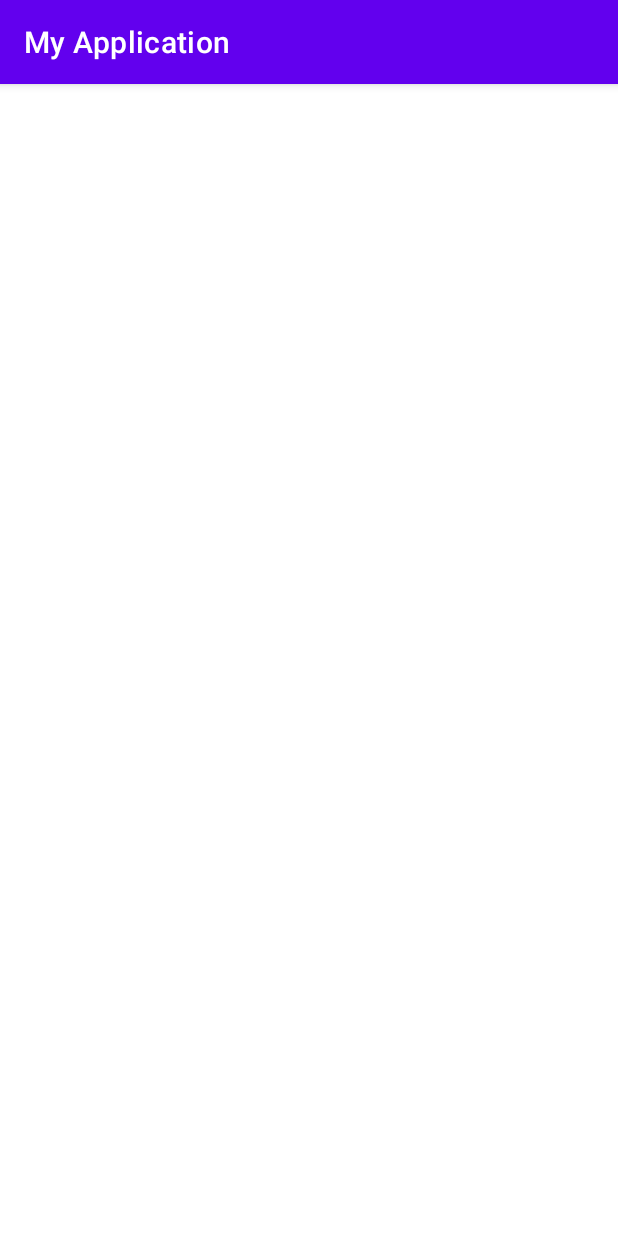
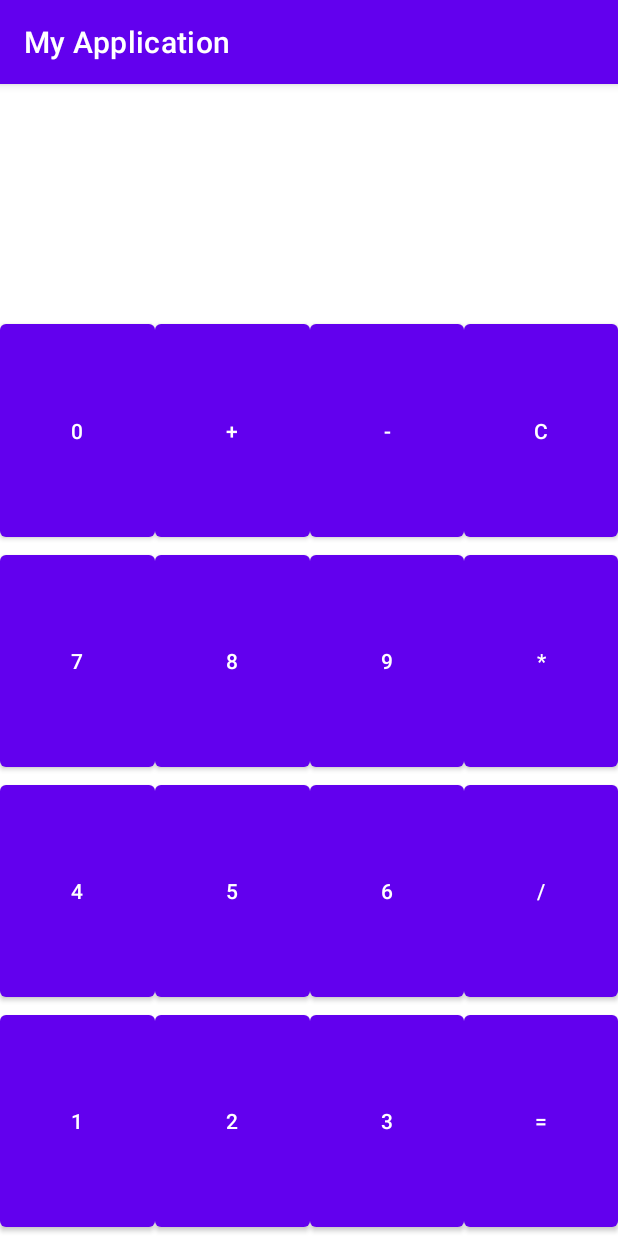
Before and after one commit to OrRoi21/callculator, an Android app: the screen it shows after launch (MainActivity), on a phone screen of 412 x 824 dp. Run offline under Robolectric (Android 15) with nearby library versions, the phone set to English and light mode, and no system bars.

Commit message:
build calculatore view and add numbers functionality

```diff
--- a/app/src/main/java/com/example/myapplication/MainActivity.java
+++ b/app/src/main/java/com/example/myapplication/MainActivity.java
@@ -3,13 +3,26 @@ package com.example.myapplication;
 import androidx.appcompat.app.AppCompatActivity;
 
 import android.os.Bundle;
+import android.view.View;
+import android.widget.Button;
+import android.widget.TextView;
 
 public class MainActivity extends AppCompatActivity {
+
+    TextView textView;
 
     @Override
     protected void onCreate(Bundle savedInstanceState) {
         super.onCreate(savedInstanceState);
         setContentView(R.layout.activity_main);
+
+        textView = findViewById(R.id.textView);
+        textView.setText("");
     }
 
+    public void writeNumber(View view) {
+        Button b = (Button) view;
+        textView.append(b.getText());
+
+    }
 }
--- a/app/src/main/res/layout/activity_main.xml
+++ b/app/src/main/res/layout/activity_main.xml
@@ -1,36 +1,174 @@
 <?xml version="1.0" encoding="utf-8"?>
-<androidx.constraintlayout.widget.ConstraintLayout xmlns:android="http://schemas.android.com/apk/res/android"
+<LinearLayout xmlns:android="http://schemas.android.com/apk/res/android"
     xmlns:app="http://schemas.android.com/apk/res-auto"
     xmlns:tools="http://schemas.android.com/tools"
     android:layout_width="match_parent"
     android:layout_height="match_parent"
+    android:orientation="vertical"
     tools:context=".MainActivity">
 
-    <TableLayout
+    <LinearLayout
         android:layout_width="match_parent"
         android:layout_height="match_parent"
-        tools:layout_editor_absoluteX="131dp"
-        tools:layout_editor_absoluteY="116dp">
+        android:layout_weight="1"
+        android:orientation="horizontal">
 
-        <TableRow
+        <TextView
+            android:id="@+id/textView"
             android:layout_width="match_parent"
-            android:layout_height="match_parent" />
+            android:layout_height="match_parent"
+            android:layout_weight="1"
+            android:gravity="center"
+            android:textSize="50sp" />
+    </LinearLayout>
 
-        <TableRow
+    <LinearLayout
+        android:layout_width="match_parent"
+        android:layout_height="match_parent"
+        android:layout_weight="1"
+        android:orientation="horizontal">
+
+        <Button
+            android:id="@+id/button7"
             android:layout_width="match_parent"
-            android:layout_height="match_parent" />
+            android:layout_height="match_parent"
+            android:layout_weight="1"
+            android:onClick="writeNumber"
+            android:text="0" />
 
-        <TableRow
+        <Button
+            android:id="@+id/button5"
             android:layout_width="match_parent"
-            android:layout_height="match_parent" />
+            android:layout_height="match_parent"
+            android:layout_weight="1"
+            android:text="+" />
 
-        <TableRow
+        <Button
+            android:id="@+id/button6"
             android:layout_width="match_parent"
-            android:layout_height="match_parent" />
+            android:layout_height="match_parent"
+            android:layout_weight="1"
+            android:text="-" />
 
-        <TableRow
+        <Button
+            android:id="@+id/button4"
             android:layout_width="match_parent"
-            android:layout_height="match_parent" />
-    </TableLayout>
+            android:layout_height="match_parent"
+            android:layout_weight="1"
+            android:text="C" />
+    </LinearLayout>
 
-</androidx.constraintlayout.widget.ConstraintLayout>
+    <LinearLayout
+        android:layout_width="match_parent"
+        android:layout_height="match_parent"
+        android:layout_weight="1"
+        android:orientation="horizontal">
+
+        <Button
+            android:id="@+id/button20"
+            android:layout_width="match_parent"
+            android:layout_height="match_parent"
+            android:layout_weight="1"
+            android:onClick="writeNumber"
+            android:text="7" />
+
+        <Button
+            android:id="@+id/button21"
+            android:layout_width="match_parent"
+            android:layout_height="match_parent"
+            android:layout_weight="1"
+            android:onClick="writeNumber"
+            android:text="8" />
+
+        <Button
+            android:id="@+id/button22"
+            android:layout_width="match_parent"
+            android:layout_height="match_parent"
+            android:layout_weight="1"
+            android:onClick="writeNumber"
+            android:text="9" />
+
+        <Button
+            android:id="@+id/button23"
+            android:layout_width="match_parent"
+            android:layout_height="match_parent"
+            android:layout_weight="1"
+            android:text="*" />
+    </LinearLayout>
+
+    <LinearLayout
+        android:layout_width="match_parent"
+        android:layout_height="match_parent"
+        android:layout_weight="1"
+        android:orientation="horizontal">
+
+        <Button
+            android:id="@+id/button24"
+            android:layout_width="match_parent"
+            android:layout_height="match_parent"
+            android:layout_weight="1"
+            android:onClick="writeNumber"
+            android:text="4" />
+
+        <Button
+            android:id="@+id/button25"
+            android:layout_width="match_parent"
+            android:layout_height="match_parent"
+            android:layout_weight="1"
+            android:onClick="writeNumber"
+            android:text="5" />
+
+        <Button
+            android:id="@+id/button26"
+            android:layout_width="match_parent"
+            android:layout_height="match_parent"
+            android:layout_weight="1"
+            android:onClick="writeNumber"
+            android:text="6" />
+
+        <Button
+            android:id="@+id/button27"
+            android:layout_width="match_parent"
+            android:layout_height="match_parent"
+            android:layout_weight="1"
+            android:text="/" />
+    </LinearLayout>
+
+    <LinearLayout
+        android:layout_width="match_parent"
+        android:layout_height="match_parent"
+        android:layout_weight="1"
+        android:orientation="horizontal">
+
+        <Button
+            android:id="@+id/button28"
+            android:layout_width="match_parent"
+            android:layout_height="match_parent"
+            android:layout_weight="1"
+            android:onClick="writeNumber"
+            android:text="1" />
+
+        <Button
+            android:id="@+id/button29"
+            android:layout_width="match_parent"
+            android:layout_height="match_parent"
+            android:layout_weight="1"
+            android:onClick="writeNumber"
+            android:text="2" />
+
+        <Button
+            android:id="@+id/button30"
+            android:layout_width="match_parent"
+            android:layout_height="match_parent"
+            android:layout_weight="1"
+            android:onClick="writeNumber"
+            android:text="3" />
+
+        <Button
+            android:id="@+id/button31"
+            android:layout_width="match_parent"
+            android:layout_height="match_parent"
+            android:layout_weight="1"
+            android:text="=" />
+    </LinearLayout>
+</LinearLayout>
```
